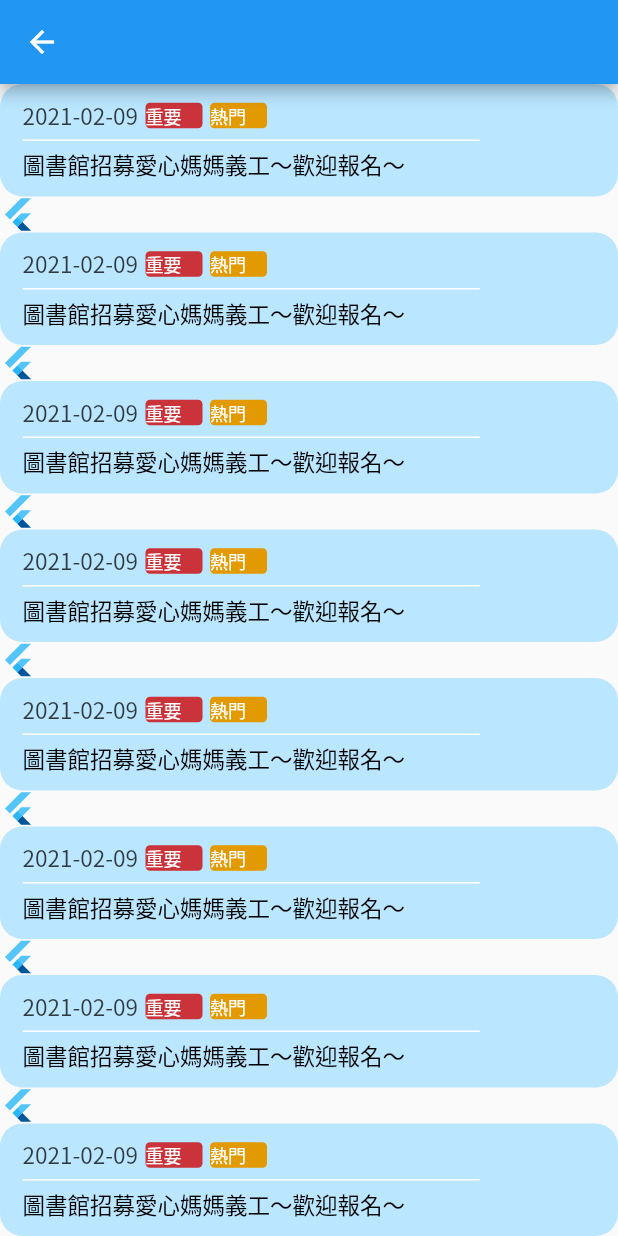
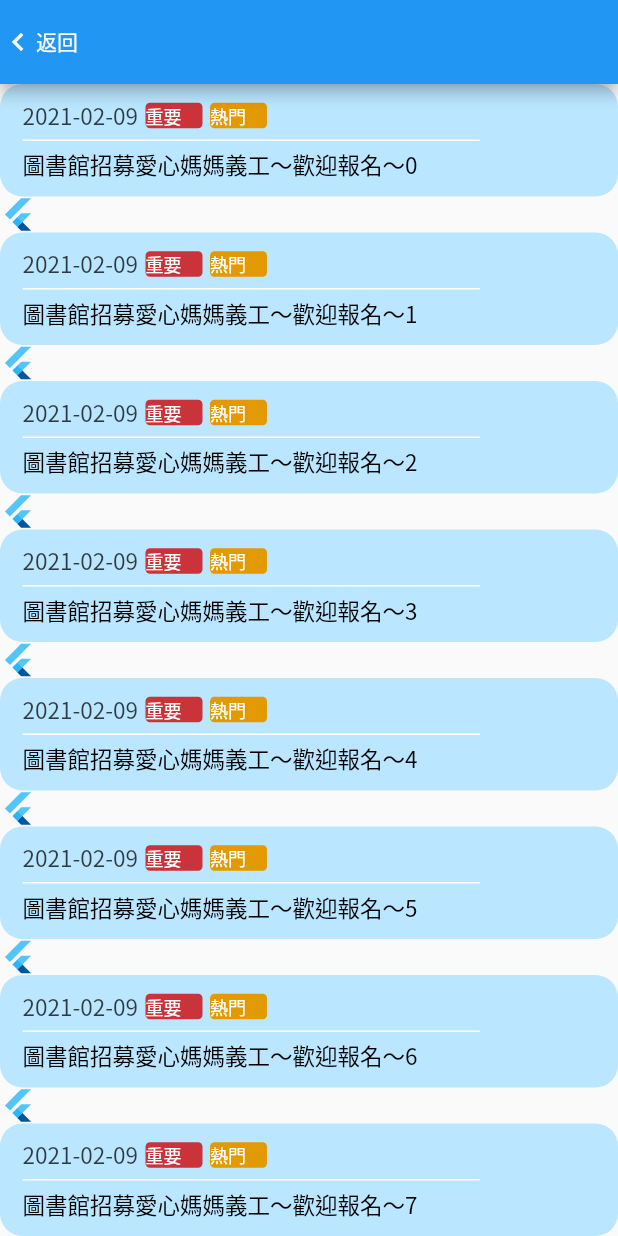
Before and after one commit to Teipo-tw/tcfsh_app, a Flutter app: the PageAnnouncementMain screen opened directly, on a phone screen of 412 x 824 dp. Run offline on Flutter 3.47's test engine with Material 2 defaults, Android fonts, the light colour scheme and no system bars; Roboto replaces fonts that are missing (Noto Sans CJK TC).

Commit message:
app bar icon button

```diff
--- a/lib/page_announcement_main.dart
+++ b/lib/page_announcement_main.dart
@@ -1,3 +1,5 @@
+/*公告頁面主頁*/
+
 import 'package:flutter/material.dart';
 
 
@@ -6,7 +8,17 @@ class PageAnnouncementMain extends StatelessWidget{
   Widget build(BuildContext context) {
     return Scaffold(
       appBar: AppBar(
-
+        leading: new InkWell(
+          child: Row(
+            children: <Widget>[
+              Icon(Icons.keyboard_arrow_left),
+              Text('返回'),
+            ]
+          ),
+          onTap: (){
+            Navigator.pop(context);
+          },
+        )
       ),
       body: ListView.separated(
           itemBuilder: (BuildContext context, int index){
@@ -117,7 +129,7 @@ class PageAnnouncementMain extends StatelessWidget{
                   SizedBox(
                     width: 305,
                     child: Text(
-                      "圖書館招募愛心媽媽義工～歡迎報名～",
+                      "圖書館招募愛心媽媽義工～歡迎報名～$index",
                       style: TextStyle(
                         color: Colors.black,
                         fontSize: 15,
```
Also changed, not shown: lib/page_announcement.dart (added, +10 -0 lines).
